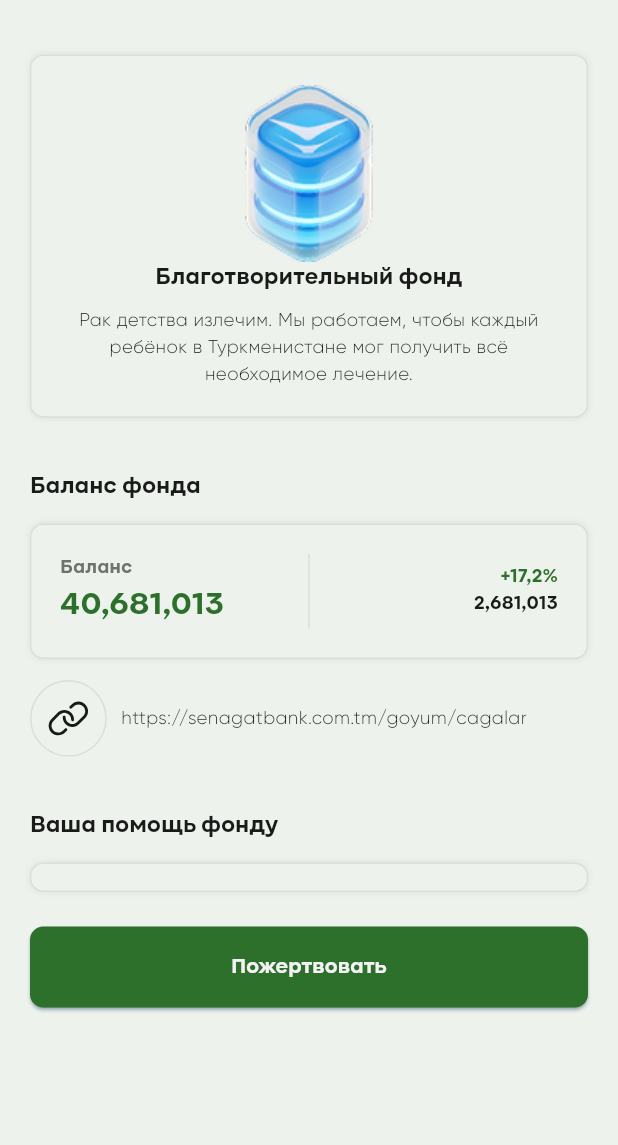
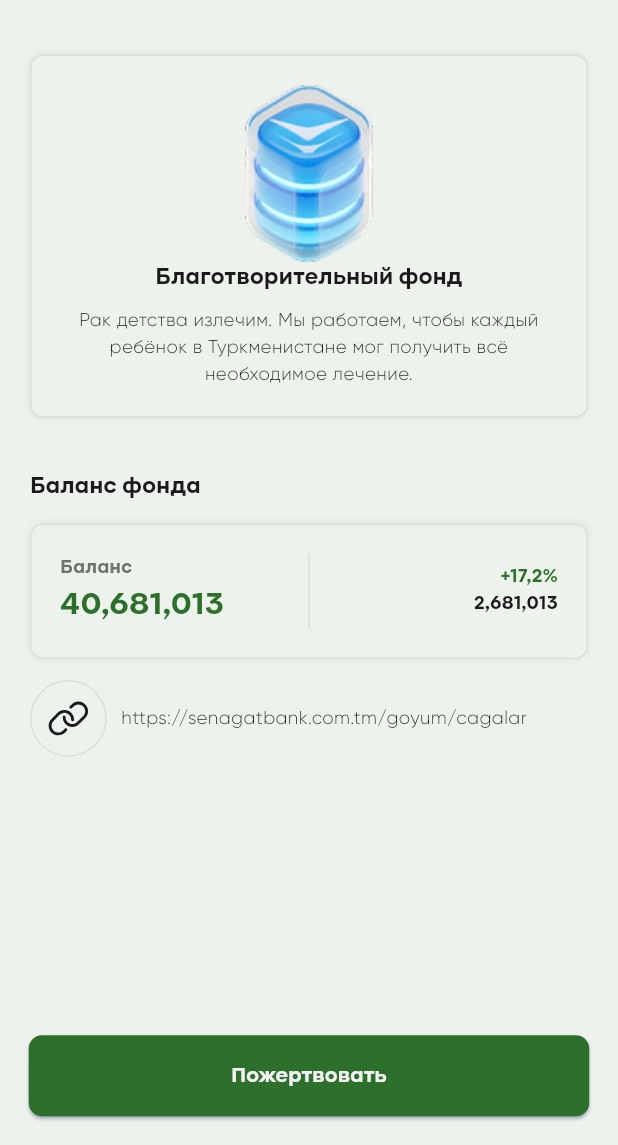
Before and after one commit to Amanmyrat/senagat_mobile, a Flutter app: the FoundationScreen screen opened by its route, on a phone screen of 412 x 824 dp, the part 91-1236 px from its top. Run offline on Flutter 3.47's test engine with Material 3 defaults, Android fonts, the phone set to English and light mode, and no system bars; drawn by our look-alikes of overlay_support; our stand-ins replace cached_network_image, dio, flutter_screenutil, flutter_secure_storage, flutter_svg, get and 8 more; missing offline and left inert: dio_cache_interceptor, dio_cache_interceptor_hive_store, mobile_scanner; accounts and stored records are empty; project files that could hold a hidden picture were left out.

```diff
--- a/lib/src/features/foundation/presentation/foundation_screen.dart
+++ b/lib/src/features/foundation/presentation/foundation_screen.dart
@@ -39,14 +39,15 @@ class _FoundationScreenState extends State<FoundationScreen> {
   @override
   Widget build(BuildContext context) {
     return  Scaffold(
-      body: SingleChildScrollView(
-        child: SafeArea(
+      body: SafeArea(
           child: GetBuilder<FoundationController>(
               init: FoundationController(),
               builder: (controller) => Column(
                 children: [
                   CustomAppBar(),
-                    Padding(
+                  Expanded(
+                    child: SingleChildScrollView(
+                      child: Padding(
                         padding: EdgeInsets.symmetric(horizontal: AppDimensions.paddingExtraLarge, vertical: AppDimensions.paddingExtraLarge.h),
                         child: Column(
                           crossAxisAlignment: CrossAxisAlignment.start,
@@ -167,6 +168,11 @@ class _FoundationScreenState extends State<FoundationScreen> {
                               ],
                             ),
                             SizedBox(height: AppDimensions.padding40.h),
+
+                            if(controller.payBox.isNotEmpty)
+                              Column(
+                                crossAxisAlignment: CrossAxisAlignment.start,
+                                children: [
                                   Text(
                                     r'your_help_to_the_fund'.tr,
                                     style: TextStyle(
@@ -220,10 +226,19 @@ class _FoundationScreenState extends State<FoundationScreen> {
                                       },
                                     ),
                                   ),
-                          SizedBox(height: 26.h),
+                                ],
+                              ),
 
-
-                          SizedBox(
+                          ],
+                        ),
+                      ),
+                    ),
+                  ),
+                  Align(
+                    alignment: Alignment.bottomCenter,
+                    child: Padding(
+                      padding: EdgeInsets.all(AppDimensions.paddingExtraLarge.w),
+                      child: SizedBox(
                         width: MediaQuery.of(context).size.width,
                         child: ElevatedButtonWithState(
                           isLoading: false,
@@ -236,14 +251,12 @@ class _FoundationScreenState extends State<FoundationScreen> {
                           child: Text(r'donate'.tr),
                         ),
                       ),
-                        ],
                     ),
                   ),
                 ],
               )
           )
       ),
-      ),
     );
   }
 }
--- a/lib/src/features/phone_pay/controller/pay_controller.dart
+++ b/lib/src/features/pay/controller/pay_controller.dart
@@ -3,10 +3,9 @@ import 'package:get/get.dart';
 import 'package:hive/hive.dart';
 import 'package:senagat_mobile/src/core/states/stateful_data.dart';
 import 'package:senagat_mobile/src/core/control_state_variable_mixin.dart';
-import 'package:senagat_mobile/src/features/home/controller/home_controller.dart';
-import 'package:senagat_mobile/src/features/phone_pay_verification/presentation/pay_verification_screen.dart';
 import 'package:senagat_mobile/src/features/service_settings/controller/service_settings_controller.dart';
 
+import '../../pay_verification/presentation/pay_verification_screen.dart';
 import '../model/pay_model.dart';
 
 class PayController extends GetxController with StateControlMixin {
@@ -56,7 +55,7 @@ class PayController extends GetxController with StateControlMixin {
       status = Status.completed;
 
       update();
-      Get.offNamed(PhonePayVerificationScreen.route,);
+      Get.offNamed(PayVerificationScreen.route,);
   }
 
   Future<void> saveCard() async {
--- a/lib/src/features/phone_pay_verification/controller/pay_verification_controller.dart
+++ b/lib/src/features/pay_verification/controller/pay_verification_controller.dart
@@ -4,7 +4,7 @@ import 'package:senagat_mobile/src/core/control_state_variable_mixin.dart';
 import 'package:senagat_mobile/src/features/pay/model/pay_model.dart';
 import '../../../core/states/stateful_data.dart';
 
-class PhonePayVerificationController extends GetxController with StateControlMixin {
+class PayVerificationController extends GetxController with StateControlMixin {
 
   bool check = false;
 
--- a/lib/src/features/register_confirmation/presentation/register_confirmation.dart
+++ b/lib/src/features/register_confirmation/presentation/register_confirmation.dart
@@ -46,7 +46,7 @@ class _RegisterConfirmationScreenState extends State<RegisterConfirmationScreen>
                         mainAxisAlignment: MainAxisAlignment.spaceBetween,
                         children: [
                           Text(
-                            controller.login ? r'step_1_of_2'.tr :r'step_1_of_2'.tr,
+                            controller.login ? r'step_1_of_2'.tr :r'step_2_of_3'.tr,
                             style: TextStyle(
                               fontSize: 14.sp,
                               color: AppColors.blackText,
--- a/lib/src/features/splash/presentation/splash_screen.dart
+++ b/lib/src/features/splash/presentation/splash_screen.dart
@@ -5,7 +5,6 @@ import 'package:intl/intl.dart';
 import 'package:senagat_mobile/src/features/welcome/presentation/welcome_screen.dart';
 import 'package:senagat_mobile/src/utils/constants/app_assets.dart';
 import 'package:senagat_mobile/src/utils/theme/constants/app_colors.dart';
-import '../../dashboard/presentation/dashboard_screen.dart';
 
 class SplashScreen extends StatefulWidget {
   static const route = '/splash';
--- a/lib/src/features/welcome/controller/welcome_controller.dart
+++ b/lib/src/features/welcome/controller/welcome_controller.dart
@@ -19,7 +19,6 @@ class WelcomeController extends GetxController with StateControlMixin {
       }
     } catch (e) {
       status = Status.error;
-      print('Error updating language: $e');
     }
   }
 
@@ -29,7 +28,6 @@ class WelcomeController extends GetxController with StateControlMixin {
       Get.toNamed(RegisterScreen.route, arguments: {'login': false});
     } catch (e) {
       status = Status.error;
-      print('Error navigating to create account: $e');
     } finally {
       status = Status.completed;
     }
@@ -41,7 +39,6 @@ class WelcomeController extends GetxController with StateControlMixin {
       Get.toNamed(RegisterScreen.route, arguments: {'login': true});
     } catch (e) {
       status = Status.error;
-      print('Error navigating to login: $e');
     } finally {
       status = Status.completed;
     }
--- a/lib/src/utils/localization/lang/ru.dart
+++ b/lib/src/utils/localization/lang/ru.dart
@@ -44,12 +44,12 @@ const Map<String, String> ruRu = {
   r'tune': r'Настроить',
   r'fast_operations': r'Быстрые операции',
   r'donations_of_any_amount': r'Пожертвования любой суммы приветствуются.',
-  r'services': r'Услуги',
-  r'inquiries': r'Запросы',
+  r'services': r'Сервисы',
+  r'inquiries': r'Справки',
   r'get_any_type_of_help': r'Получите любую помощь',
   r'history_is_empty': r'История пуста',
   r'history': r'История',
-  r'exchange_rates': r'Курсы валют',
+  r'exchange_rates': r'Обменные курсы',
   r'currency': r'Валюта',
   r'purchase': r'Покупка',
   r'sale': r'Продажа',
```
Also changed, not shown: lib/src/app.dart (+24 -21 lines), lib/src/features/login_accept/presentation/login_accept_screen.dart (deleted, +0 -76 lines), lib/src/features/pay_verification/presentation/pay_verification_screen.dart (renamed from lib/src/features/phone_pay_verification/presentation/pay_verification_screen.dart, +11 -11 lines). Lines whose indentation alone changed are shown as unchanged.
